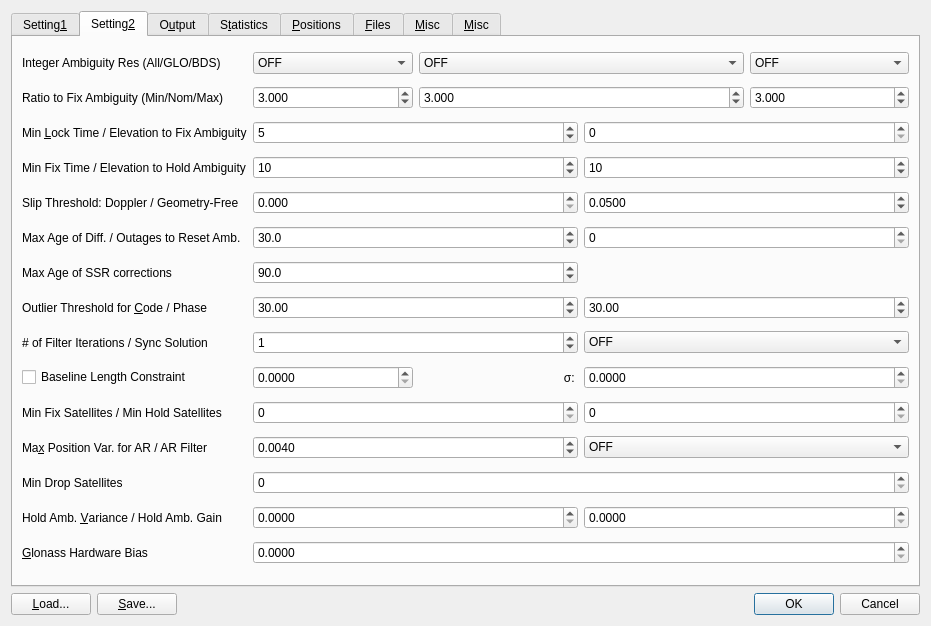
First picture: the form in app/qtapp/appcmn_qt/navi_post_opt.ui, repository ourairquality/RTKLIB, before the edit.
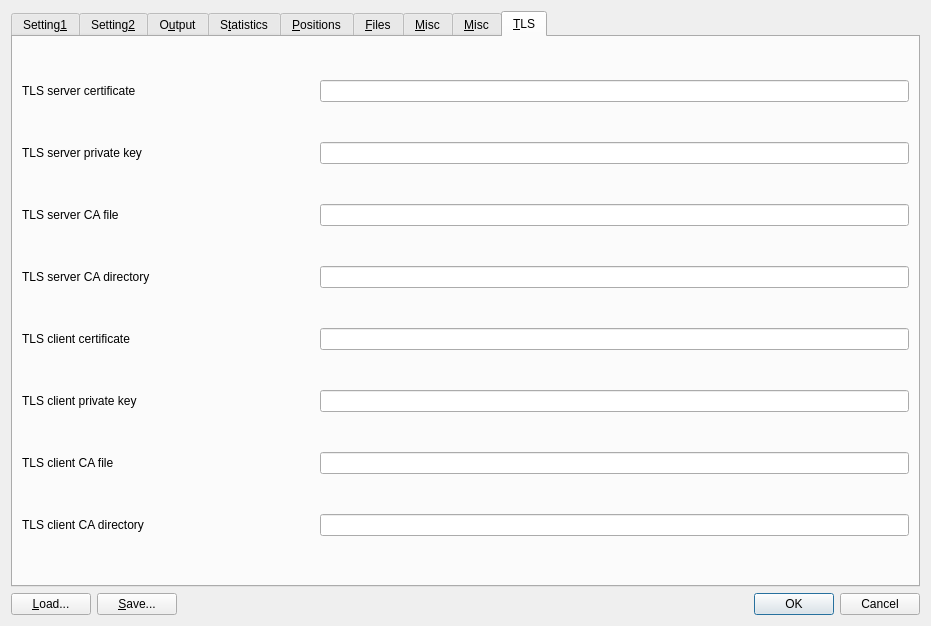
Second picture: the form after the edit. The open tabs and pages were chosen to show the change. Icons and pictures are not drawn. Custom widgets are drawn as their Qt base class.

Diff of the .ui file:
```diff
--- a/app/qtapp/appcmn_qt/navi_post_opt.ui
+++ b/app/qtapp/appcmn_qt/navi_post_opt.ui
@@ -3528,7 +3528,153 @@
        </item>
       </layout>
      </widget>
-    </widget>
+     <widget class="QWidget" name="tabTLS">
+      <property name="toolTip">
+       <string/>
+      </property>
+      <attribute name="title">
+       <string>&amp;TLS</string>
+      </attribute>
+      <layout class="QGridLayout" name="gridLayout_16">
+       <item row="1" column="0">
+        <widget class="QLabel" name="lblTLSSvrCertFile">
+         <property name="text">
+          <string>TLS server certificate</string>
+         </property>
+         <property name="buddy">
+          <cstring>lETLSSvrCertFile</cstring>
+         </property>
+        </widget>
+       </item>
+       <item row="1" column="4" colspan="2">
+        <widget class="QLineEdit" name="lETLSSvrCertFile">
+         <property name="toolTip">
+          <string>TLS server certificate</string>
+         </property>
+        </widget>
+       </item>
+       <item row="2" column="0">
+        <widget class="QLabel" name="lblTLSSvrKeyFile">
+         <property name="text">
+          <string>TLS server private key</string>
+         </property>
+         <property name="buddy">
+          <cstring>lETLSSvrKeyFile</cstring>
+         </property>
+        </widget>
+       </item>
+       <item row="2" column="4" colspan="2">
+        <widget class="QLineEdit" name="lETLSSvrKeyFile">
+         <property name="toolTip">
+          <string>TLS server private key</string>
+         </property>
+        </widget>
+       </item>
+       <item row="3" column="0">
+        <widget class="QLabel" name="lblTLSSvrCAFile">
+         <property name="text">
+          <string>TLS server CA file</string>
+         </property>
+         <property name="buddy">
+          <cstring>lETLSSvrCAFile</cstring>
+         </property>
+        </widget>
+       </item>
+       <item row="3" column="4" colspan="2">
+        <widget class="QLineEdit" name="lETLSSvrCAFile">
+         <property name="toolTip">
+          <string>TLS server CA file</string>
+         </property>
+        </widget>
+       </item>
+       <item row="4" column="0">
+        <widget class="QLabel" name="lblTLSSvrCADir">
+         <property name="text">
+          <string>TLS server CA directory</string>
+         </property>
+         <property name="buddy">
+          <cstring>lETLSSvrCADir</cstring>
+         </property>
+        </widget>
+       </item>
+       <item row="4" column="4" colspan="2">
+        <widget class="QLineEdit" name="lETLSSvrCADir">
+         <property name="toolTip">
+          <string>TLS server CA directory</string>
+         </property>
+        </widget>
+       </item>
+       <item row="5" column="0">
+        <widget class="QLabel" name="lblTLSCliCertFile">
+         <property name="text">
+          <string>TLS client certificate</string>
+         </property>
+         <property name="buddy">
+          <cstring>lETLSCliCertFile</cstring>
+         </property>
+        </widget>
+       </item>
+       <item row="5" column="4" colspan="2">
+        <widget class="QLineEdit" name="lETLSCliCertFile">
+         <property name="toolTip">
+          <string>TLS client certificate</string>
+         </property>
+        </widget>
+       </item>
+       <item row="6" column="0">
+        <widget class="QLabel" name="lblTLSCliKeyFile">
+         <property name="text">
+          <string>TLS client private key</string>
+         </property>
+         <property name="buddy">
+          <cstring>lETLSCliKeyFile</cstring>
+         </property>
+        </widget>
+       </item>
+       <item row="6" column="4" colspan="2">
+        <widget class="QLineEdit" name="lETLSCliKeyFile">
+         <property name="toolTip">
+          <string>TLS client private key</string>
+         </property>
+        </widget>
+       </item>
+       <item row="7" column="0">
+        <widget class="QLabel" name="lblTLSCliCAFile">
+         <property name="text">
+          <string>TLS client CA file</string>
+         </property>
+         <property name="buddy">
+          <cstring>lETLSCliCAFile</cstring>
+         </property>
+        </widget>
+       </item>
+       <item row="7" column="4" colspan="2">
+        <widget class="QLineEdit" name="lETLSCliCAFile">
+         <property name="toolTip">
+          <string>TLS client CA file</string>
+         </property>
+        </widget>
+       </item>
+       <item row="8" column="0">
+        <widget class="QLabel" name="lblTLSCliCADir">
+         <property name="text">
+          <string>TLS client CA directory</string>
+         </property>
+         <property name="buddy">
+          <cstring>lETLSCliCADir</cstring>
+         </property>
+        </widget>
+       </item>
+       <item row="8" column="4" colspan="2">
+        <widget class="QLineEdit" name="lETLSCliCADir">
+         <property name="toolTip">
+          <string>TLS client CA directory</string>
+         </property>
+        </widget>
+       </item>
+     </layout>
+     </widget>
+   </widget>
    </item>
    <item>
     <widget class="QWidget" name="widget" native="true">
```
Left out of the diff: 149 changed lines with no effect on the pictures.
